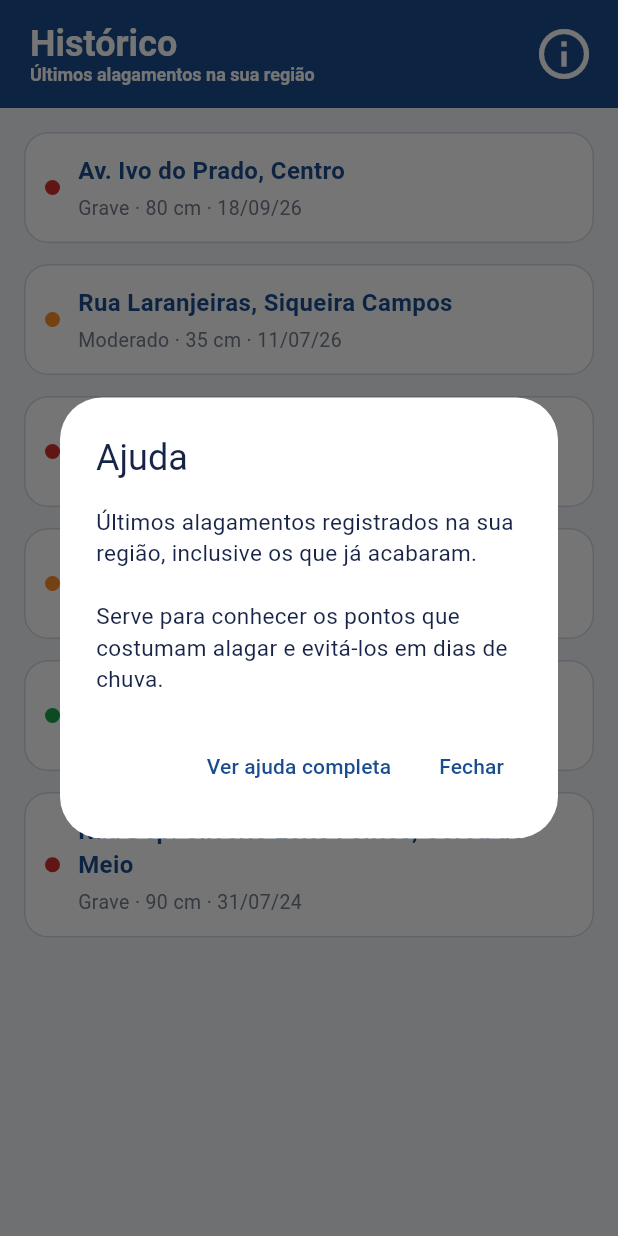
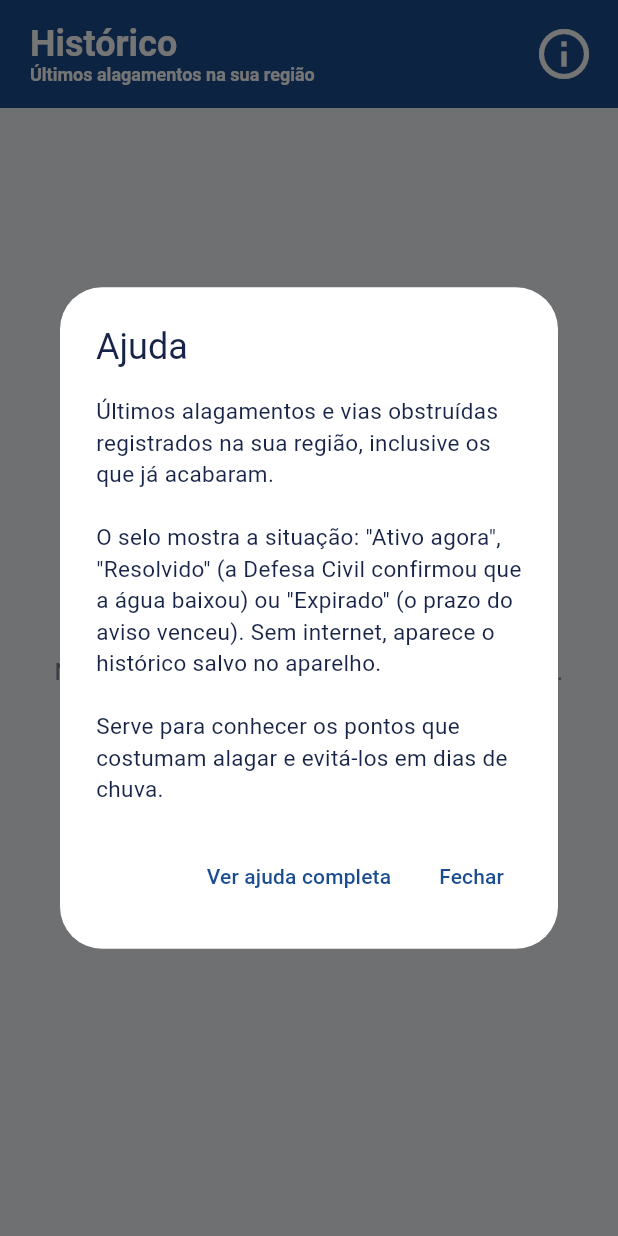
Before and after one commit to Loboock/enchente-alerta, a Flutter app: the TelaHistorico screen opened directly, after a tap on the "info outline" icon, on a phone screen of 412 x 824 dp. Run offline on Flutter 3.47's test engine with Material 3 defaults, Android fonts, the phone set to English and light mode, and no system bars; our stand-ins replace cloud_firestore, firebase_auth, firebase_core, flutter_map, geolocator, latlong2; accounts and stored records are empty.

Commit message:
feat: histórico lendo do Firestore em tempo real
A aba Histórico passa a ler a coleção ocorrencias (100 mais recentes),
com selo de situação (ativo, resolvido ou expirado), aviso de dados do
cache sem internet e botão para tentar de novo. Remove os dados de
exemplo do histórico.

Co-Authored-By: Claude Opus 5.5 <noreply@anthropic.com>

```diff
--- a/lib/data/dados_provisorios.dart
+++ b/lib/data/dados_provisorios.dart
@@ -60,42 +60,6 @@ final abrigosDeExemplo = <Abrigo>[
     vagasDisponiveis: 60,
   ),
 ];
-
-/// Alagamentos já encerrados, como no protótipo (tela "06 Histórico").
-/// Depois virá da consulta das ocorrências resolvidas ou expiradas.
-final historicoProvisorio = <Ocorrencia>[
-  _ocorrenciaEncerrada('h1', 'Av. Ivo do Prado, Centro', Gravidade.grave, 80,
-      DateTime(2026, 9, 18)),
-  _ocorrenciaEncerrada('h2', 'Rua Laranjeiras, Siqueira Campos',
-      Gravidade.moderado, 35, DateTime(2026, 7, 11)),
-  _ocorrenciaEncerrada('h3', 'Av. Beira Mar, Atalaia', Gravidade.grave, 65,
-      DateTime(2026, 4, 10)),
-  _ocorrenciaEncerrada('h4', 'Rua José do Prado Franco, Salgado Filho',
-      Gravidade.moderado, 28, DateTime(2026, 1, 21)),
-  _ocorrenciaEncerrada('h5', 'Av. Tancredo Neves, Ponto Novo', Gravidade.leve,
-      12, DateTime(2025, 3, 30)),
-  _ocorrenciaEncerrada('h6', 'Rua Dep. Silvério Leite Fontes, Coroa do Meio',
-      Gravidade.grave, 90, DateTime(2024, 7, 31)),
-];
-
-Ocorrencia _ocorrenciaEncerrada(
-  String id,
-  String endereco,
-  Gravidade gravidade,
-  int nivelAguaCm,
-  DateTime data,
-) =>
-    Ocorrencia(
-      id: id,
-      tipo: TipoOcorrencia.alagamento,
-      gravidade: gravidade,
-      status: StatusOcorrencia.resolvida,
-      endereco: endereco,
-      localizacao: usuarioProvisorio,
-      nivelAguaCm: nivelAguaCm,
-      criadaEm: data,
-      expiraEm: data.add(const Duration(hours: 6)),
-    );
 
 /// Orientações do Guia de segurança, como no protótipo (tela "08").
 /// Depois virão da coleção `guias` do Firestore.
--- a/lib/screens/historico/tela_historico.dart
+++ b/lib/screens/historico/tela_historico.dart
@@ -1,61 +1,145 @@
 import 'package:flutter/material.dart';
 
-import '../../data/dados_provisorios.dart';
 import '../../models/models.dart';
+import '../../services/historico_service.dart';
+import '../../theme/app_theme.dart';
 import '../../utils/cores_gravidade.dart';
 import '../../utils/formatacao.dart';
 import '../../widgets/ajuda.dart';
 import '../../widgets/app_bar_tela.dart';
 
-/// Tela "06 Histórico" do protótipo: lista dos últimos alagamentos
-/// registrados na região do usuário, do mais recente para o mais antigo.
-class TelaHistorico extends StatelessWidget {
-  const TelaHistorico({super.key, this.itens});
+/// Tela "06 Histórico" do protótipo: os alagamentos e vias obstruídas
+/// registrados no Firestore, do mais recente para o mais antigo, com a
+/// situação de cada um (ativo, resolvido ou expirado).
+class TelaHistorico extends StatefulWidget {
+  const TelaHistorico({super.key});
 
-  /// Ocorrências a exibir. Se não vier nada, usa os dados provisórios.
-  final List<Ocorrencia>? itens;
+  @override
+  State<TelaHistorico> createState() => _TelaHistoricoState();
+}
+
+class _TelaHistoricoState extends State<TelaHistorico> {
+  final _servico = HistoricoService.instance;
+
+  @override
+  void initState() {
+    super.initState();
+    _servico.iniciar();
+  }
 
   @override
   Widget build(BuildContext context) {
-    final lista = [...(itens ?? historicoProvisorio)]
-      ..sort((a, b) => b.criadaEm.compareTo(a.criadaEm));
-
     return Scaffold(
       appBar: const AppBarTela(
         titulo: 'Histórico',
         subtitulo: 'Últimos alagamentos na sua região',
         ajuda: TextosAjuda.historico,
       ),
-      body: lista.isEmpty
-          ? const _HistoricoVazio()
-          : ListView.separated(
+      body: ListenableBuilder(
+        listenable: Listenable.merge(
+            [_servico.ocorrencias, _servico.erro, _servico.doCache]),
+        builder: (context, _) {
+          final lista = _servico.ocorrencias.value;
+          final erro = _servico.erro.value;
+
+          if (lista == null) {
+            return const Center(child: CircularProgressIndicator());
+          }
+          if (lista.isEmpty) {
+            return erro != null
+                ? _Mensagem(texto: erro, aoTentarDeNovo: _servico.recarregar)
+                : const _Mensagem(
+                    texto: 'Nenhum alagamento registrado na sua região.');
+          }
+
+          final agora = DateTime.now();
+          return ListView.separated(
             padding: const EdgeInsets.all(16),
-              itemCount: lista.length,
+            itemCount: lista.length + 1,
             separatorBuilder: (_, _) => const SizedBox(height: 14),
-              itemBuilder: (context, i) =>
-                  _CartaoHistorico(ocorrencia: lista[i]),
+            itemBuilder: (context, i) {
+              if (i == 0) {
+                return _Resumo(
+                  quantidade: lista.length,
+                  doCache: _servico.doCache.value,
+                );
+              }
+              final o = lista[i - 1];
+              return _CartaoHistorico(
+                ocorrencia: o,
+                situacao: situacaoNoHistorico(o, agora),
+              );
+            },
+          );
+        },
       ),
     );
   }
 }
 
+/// Linha acima da lista: quantidade e aviso de dados salvos no aparelho.
+class _Resumo extends StatelessWidget {
+  const _Resumo({required this.quantidade, required this.doCache});
+
+  final int quantidade;
+  final bool doCache;
+
+  @override
+  Widget build(BuildContext context) {
+    final cores = Theme.of(context).colorScheme;
+    final estilo = TextStyle(fontSize: 13, color: cores.onSurfaceVariant);
+    return Column(
+      crossAxisAlignment: CrossAxisAlignment.start,
+      children: [
+        Text(
+          quantidade == 1 ? '1 registro' : '$quantidade registros',
+          style: estilo,
+        ),
+        if (doCache) ...[
+          const SizedBox(height: 6),
+          Row(
+            children: [
+              Icon(Icons.cloud_off, size: 16, color: cores.onSurfaceVariant),
+              const SizedBox(width: 6),
+              Expanded(
+                child: Text(
+                  'Sem internet: mostrando o histórico salvo no aparelho.',
+                  style: estilo,
+                ),
+              ),
+            ],
+          ),
+        ],
+      ],
+    );
+  }
+}
+
 class _CartaoHistorico extends StatelessWidget {
-  const _CartaoHistorico({required this.ocorrencia});
+  const _CartaoHistorico({required this.ocorrencia, required this.situacao});
 
   final Ocorrencia ocorrencia;
+  final StatusOcorrencia situacao;
 
   @override
   Widget build(BuildContext context) {
     final cores = Theme.of(context).colorScheme;
     final data = formatarDataCurta(ocorrencia.criadaEm);
     final gravidade = ocorrencia.gravidade;
+    final via = ocorrencia.tipo == TipoOcorrencia.viaObstruida;
+    final detalhe = via
+        ? 'Via obstruída · ${gravidade.rotulo} · $data'
+        : '${gravidade.rotulo} · ${ocorrencia.nivelAguaCm} cm · $data';
+    final rotuloSituacao = _rotulo(situacao);
 
     // A cor do ponto não é a única pista: a gravidade também aparece em
     // texto, e o leitor de tela lê a frase completa (RNF02, RNF10).
     return Semantics(
       container: true,
-      label: '${ocorrencia.endereco}. Gravidade ${gravidade.rotulo}, '
-          '${ocorrencia.nivelAguaCm} centímetros de água, em $data',
+      label: '${ocorrencia.endereco}. ${via ? 'Via obstruída, ' : ''}'
+          'gravidade ${gravidade.rotulo}'
+          '${via ? '' : ', ${ocorrencia.nivelAguaCm} centímetros de água'}'
+          ', em $data. $rotuloSituacao',
       child: ExcludeSemantics(
         child: Card(
           margin: EdgeInsets.zero,
@@ -86,7 +170,7 @@ class _CartaoHistorico extends StatelessWidget {
                       ),
                       const SizedBox(height: 4),
                       Text(
-                        '${gravidade.rotulo} · ${ocorrencia.nivelAguaCm} cm · $data',
+                        detalhe,
                         style: TextStyle(
                           fontSize: 13,
                           color: cores.onSurfaceVariant,
@@ -95,6 +179,8 @@ class _CartaoHistorico extends StatelessWidget {
                     ],
                   ),
                 ),
+                const SizedBox(width: 8),
+                _Selo(texto: rotuloSituacao, cor: _cor(situacao, cores)),
               ],
             ),
           ),
@@ -102,24 +188,77 @@ class _CartaoHistorico extends StatelessWidget {
       ),
     );
   }
+
+  static String _rotulo(StatusOcorrencia s) => switch (s) {
+        StatusOcorrencia.ativa => 'Ativo agora',
+        StatusOcorrencia.resolvida => 'Resolvido',
+        StatusOcorrencia.expirada => 'Expirado',
+      };
+
+  static Color _cor(StatusOcorrencia s, ColorScheme cores) => switch (s) {
+        StatusOcorrencia.ativa => AppColors.alerta,
+        StatusOcorrencia.resolvida => AppColors.seguro,
+        StatusOcorrencia.expirada => cores.onSurfaceVariant,
+      };
 }
 
-class _HistoricoVazio extends StatelessWidget {
-  const _HistoricoVazio();
+/// Selo pequeno com a situação do aviso.
+class _Selo extends StatelessWidget {
+  const _Selo({required this.texto, required this.cor});
+
+  final String texto;
+  final Color cor;
+
+  @override
+  Widget build(BuildContext context) => Container(
+        padding: const EdgeInsets.symmetric(horizontal: 8, vertical: 3),
+        decoration: BoxDecoration(
+          border: Border.all(color: cor),
+          borderRadius: BorderRadius.circular(20),
+        ),
+        child: Text(
+          texto,
+          style: TextStyle(
+            color: cor,
+            fontSize: 12,
+            fontWeight: FontWeight.w600,
+          ),
+        ),
+      );
+}
+
+class _Mensagem extends StatelessWidget {
+  const _Mensagem({required this.texto, this.aoTentarDeNovo});
+
+  final String texto;
+  final VoidCallback? aoTentarDeNovo;
 
   @override
   Widget build(BuildContext context) {
     return Center(
       child: Padding(
         padding: const EdgeInsets.all(32),
-        child: Text(
-          'Nenhum alagamento registrado na sua região.',
+        child: Column(
+          mainAxisSize: MainAxisSize.min,
+          children: [
+            Text(
+              texto,
               textAlign: TextAlign.center,
               style: TextStyle(
                 fontSize: 16,
                 color: Theme.of(context).colorScheme.onSurfaceVariant,
               ),
             ),
+            if (aoTentarDeNovo != null) ...[
+              const SizedBox(height: 16),
+              OutlinedButton.icon(
+                onPressed: aoTentarDeNovo,
+                icon: const Icon(Icons.refresh),
+                label: const Text('Tentar de novo'),
+              ),
+            ],
+          ],
+        ),
       ),
     );
   }
--- /dev/null
+++ b/lib/services/historico_service.dart
@@ -0,0 +1,89 @@
+import 'dart:async';
+
+import 'package:flutter/foundation.dart';
+
+import '../models/models.dart';
+import 'erro_servico.dart';
+
+/// Histórico de alagamentos e vias obstruídas (coleção `ocorrencias`), em
+/// tempo real: os avisos ativos e também os que já acabaram (resolvidos
+/// pela Defesa Civil ou expirados).
+///
+/// Ordena só por `criadaEm`, que tem índice automático no Firestore (sem
+/// índice composto). Sem internet, o Firestore entrega o que está salvo no
+/// aparelho e [doCache] fica `true`.
+class HistoricoService {
+  HistoricoService();
+
+  /// Trocável nos testes por uma versão falsa.
+  static HistoricoService instance = HistoricoService();
+
+  /// Quantos avisos o histórico mostra, do mais recente ao mais antigo.
+  static const limite = 100;
+
+  /// `null` enquanto carrega a primeira vez.
+  final ocorrencias = ValueNotifier<List<Ocorrencia>?>(null);
+
+  /// Mensagem de erro da consulta, ou `null`.
+  final erro = ValueNotifier<String?>(null);
+
+  /// `true` quando a lista veio do cache do aparelho (sem internet).
+  final doCache = ValueNotifier<bool>(false);
+
+  StreamSubscription<Object?>? _assinatura;
+
+  void iniciar() {
+    if (_assinatura != null) return;
+    final db = firestoreOuNull();
+    if (db == null) {
+      // Sem Firebase (ex.: testes): lista vazia em vez de "carregando".
+      ocorrencias.value ??= const [];
+      return;
+    }
+    _assinatura = db
+        .collection('ocorrencias')
+        .orderBy('criadaEm', descending: true)
+        .limit(limite)
+        .snapshots(includeMetadataChanges: true)
+        .listen(
+      (snap) {
+        final lista = <Ocorrencia>[];
+        for (final doc in snap.docs) {
+          try {
+            lista.add(Ocorrencia.fromFirestore(doc));
+          } catch (e) {
+            // Um documento inválido não pode esconder o histórico inteiro.
+            debugPrint('Ocorrência ignorada no histórico: $e');
+          }
+        }
+        ocorrencias.value = lista;
+        doCache.value = snap.metadata.isFromCache;
+        erro.value = null;
+      },
+      onError: (Object e) {
+        debugPrint('historico: $e');
+        erro.value = 'Não foi possível carregar o histórico. '
+            'Confira a internet e tente de novo.';
+        ocorrencias.value ??= const [];
+      },
+    );
+  }
+
+  /// Refaz a consulta (botão "Tentar de novo").
+  void recarregar() {
+    parar();
+    iniciar();
+  }
+
+  void parar() {
+    _assinatura?.cancel();
+    _assinatura = null;
+  }
+}
+
+/// Situação do aviso no histórico. Um aviso ATIVA com o prazo vencido conta
+/// como expirado: a expiração é feita pelo app (sem Cloud Functions).
+StatusOcorrencia situacaoNoHistorico(Ocorrencia o, [DateTime? agora]) {
+  if (o.status != StatusOcorrencia.ativa) return o.status;
+  return o.estaAtiva(agora) ? StatusOcorrencia.ativa : StatusOcorrencia.expirada;
+}
--- a/lib/widgets/ajuda.dart
+++ b/lib/widgets/ajuda.dart
@@ -131,8 +131,11 @@ abstract final class TextosAjuda {
       'aviso uma vez só.';
 
   static const historico =
-      'Últimos alagamentos registrados na sua região, inclusive os que já '
-      'acabaram.\n\n'
+      'Últimos alagamentos e vias obstruídas registrados na sua região, '
+      'inclusive os que já acabaram.\n\n'
+      'O selo mostra a situação: "Ativo agora", "Resolvido" (a Defesa Civil '
+      'confirmou que a água baixou) ou "Expirado" (o prazo do aviso venceu). '
+      'Sem internet, aparece o histórico salvo no aparelho.\n\n'
       'Serve para conhecer os pontos que costumam alagar e evitá-los em dias '
       'de chuva.';
 
```
Also changed, not shown: 6 other files. Lines whose indentation alone changed are shown as unchanged.
